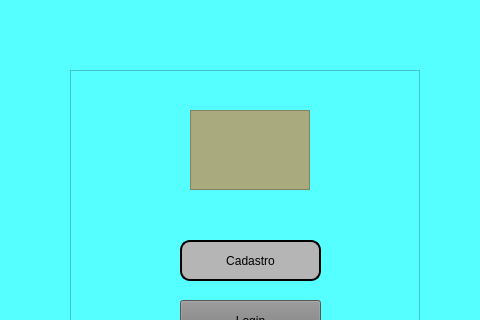
The window that App/Desenvolvimento/src/main/python/mainUi.ui (wesleyrodrigues/TCC) describes before a commit, drawn with Qt 5; both pictures show x 260 to 740 and y 102 to 422 of the 1010 by 786 pixel window.
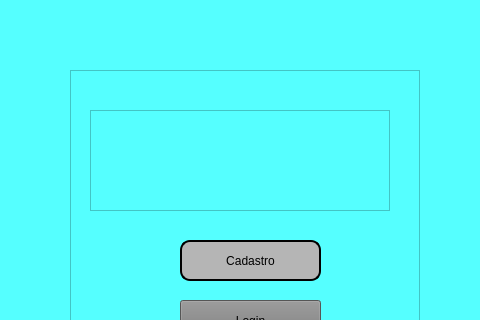
The same window after the commit. Icons and pictures are not drawn.

Diff of the .ui file:
```diff
--- a/App/Desenvolvimento/src/main/python/mainUi.ui
+++ b/App/Desenvolvimento/src/main/python/mainUi.ui
@@ -650,14 +650,16 @@
              <widget class="QFrame" name="Logo">
               <property name="geometry">
                <rect>
-                <x>120</x>
+                <x>20</x>
                 <y>40</y>
-                <width>120</width>
-                <height>80</height>
+                <width>300</width>
+                <height>101</height>
                </rect>
               </property>
               <property name="styleSheet">
-               <string notr="true">background-color: rgb(170, 170, 127);</string>
+               <string notr="true">background-image: url(:/tela/app_imagens/imagem logo falso.png);
+backgroung-imagem :center;
+background-repeat : no-repeat;</string>
               </property>
               <property name="frameShape">
                <enum>QFrame::StyledPanel</enum>
```
